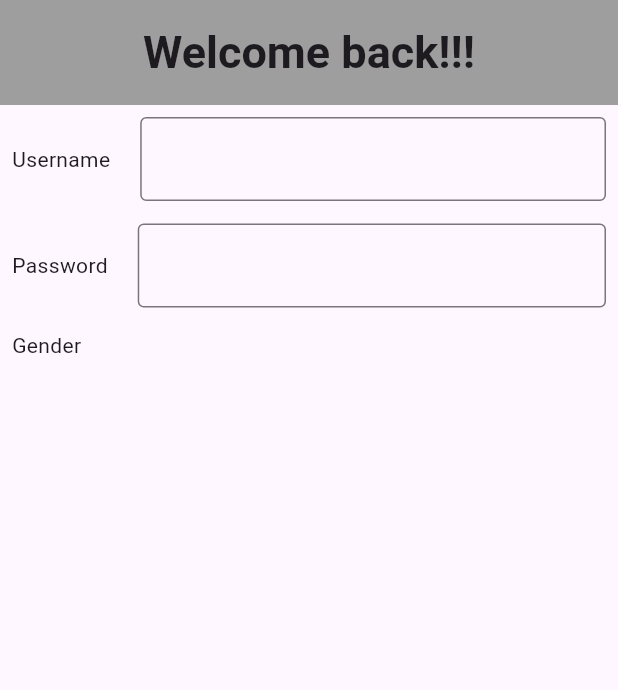
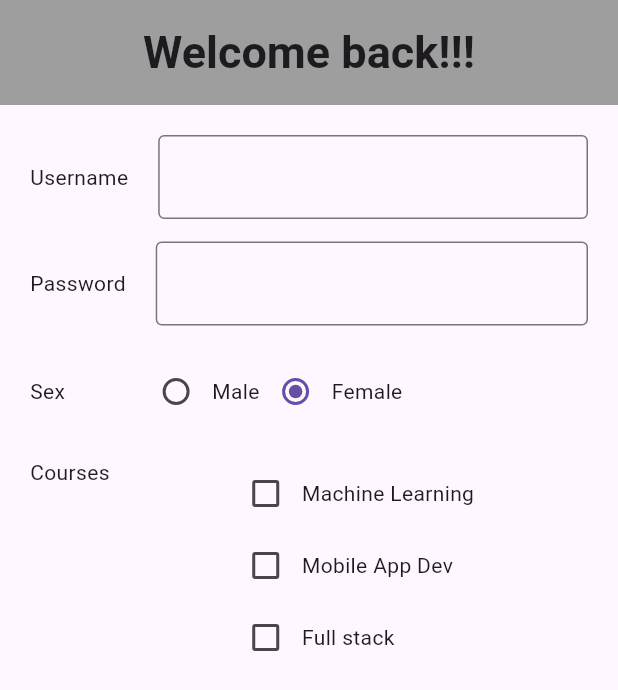
Before and after one commit to L-nsamba/getting-started-with-flutter-and-dart, a Flutter app: the screen it shows after launch, on a phone screen of 412 x 824 dp. Shown: the top 690 px of the screen. Run offline on Flutter 3.47's test engine with Material 3 defaults, Android fonts, the phone set to English and light mode, and no system bars.

Commit message:
radio buttons and checkbox

```diff
--- a/form_activity/lib/screens/register.dart
+++ b/form_activity/lib/screens/register.dart
@@ -8,6 +8,10 @@ class RegisterScreen extends StatefulWidget {
 }
 
 enum Gender { Male, Female }
+
+bool machineLearningSelected = false;
+bool fullStackSelected = false;
+bool mobileApplicationSelected = false;
 
 class _RegisterScreenState extends State<RegisterScreen> {
   Gender? _selectedgender = .Female;
@@ -26,7 +30,7 @@ class _RegisterScreenState extends State<RegisterScreen> {
 
       body: Form(
         child: Padding(
-          padding: const EdgeInsets.all(8.0),
+          padding: const EdgeInsets.all(20.0),
           child: Column(
             children: [
               Row(
@@ -53,8 +57,12 @@ class _RegisterScreenState extends State<RegisterScreen> {
                   ),
                 ],
               ),
-              SizedBox(height: 15.0),
-              Row(children: [Text("Gender"), SizedBox(width: 20.0)]),
+              SizedBox(height: 20.0),
+              Row(
+                children: [
+                  Text("Sex"),
+                  SizedBox(width: 50.0),
+
                   RadioGroup<Gender>(
                     groupValue: _selectedgender,
                     onChanged: (Gender? value) {
@@ -62,7 +70,73 @@ class _RegisterScreenState extends State<RegisterScreen> {
                         _selectedgender = value;
                       });
                     },
-                child: Row(children: [],),
+                    child: Row(
+                      children: [
+                        Radio<Gender>(value: Gender.Male),
+                        Text("Male"),
+
+                        Radio<Gender>(value: Gender.Female),
+                        Text("Female"),
+                      ],
+                    ),
+                  ),
+                ],
+              ),
+              SizedBox(height: 20.0),
+              Row(
+                crossAxisAlignment: CrossAxisAlignment.start,
+                children: [
+                  Text("Courses"),
+
+                  SizedBox(width: 80.0),
+
+                  Column(
+                    crossAxisAlignment: CrossAxisAlignment.start,
+                    children: [
+                      Row(
+                        children: [
+                          Checkbox(
+                            value: machineLearningSelected,
+                            onChanged: (bool? value) {
+                              setState(() {
+                                machineLearningSelected = value ?? false;
+                              });
+                            },
+                          ),
+                          Text("Machine Learning"),
+                        ],
+                      ),
+
+                      Row(
+                        children: [
+                          Checkbox(
+                            value: mobileApplicationSelected,
+                            onChanged: (bool? value) {
+                              setState(() {
+                                mobileApplicationSelected = value ?? false;
+                              });
+                            },
+                          ),
+                          Text("Mobile App Dev"),
+                        ],
+                      ),
+
+                      Row(
+                        children: [
+                          Checkbox(
+                            value: fullStackSelected,
+                            onChanged: (bool? value) {
+                              setState(() {
+                                fullStackSelected = value ?? false;
+                              });
+                            },
+                          ),
+                          Text("Full stack"),
+                        ],
+                      ),
+                    ],
+                  ),
+                ],
               ),
             ],
           ),
```
Lines whose indentation alone changed are shown as unchanged.
